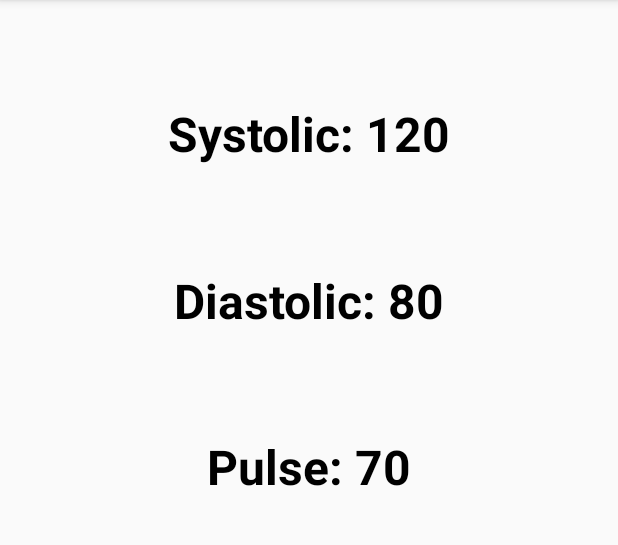
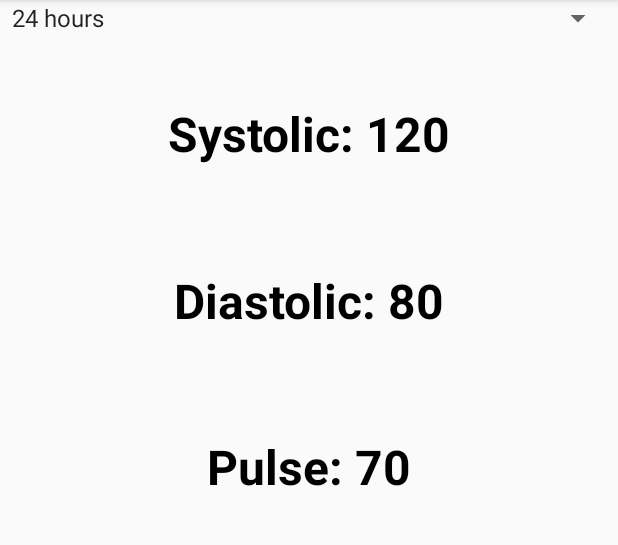
Before and after one commit to ianvol/bloodpressureble, an Android app: the fragment HomeFragment shown on its own in the app's theme, on a phone screen of 412 x 824 dp, the part 84-629 px from its top. Run offline under Robolectric (Android 15) with nearby library versions, the phone set to English and light mode, and no system bars; libraries missing offline, so code that uses them is left out: com.github.mikephil.charting; plain views replace LineChart; 3 statements that could not run were skipped.

Commit message:
Select valid readings in certain timeframes

```diff
--- a/app/src/main/java/com/example/bloodpressure/ui/home/HomeFragment.java
+++ b/app/src/main/java/com/example/bloodpressure/ui/home/HomeFragment.java
@@ -23,6 +23,9 @@ import android.util.Log;
 import android.view.LayoutInflater;
 import android.view.View;
 import android.view.ViewGroup;
+import android.widget.AdapterView;
+import android.widget.ArrayAdapter;
+import android.widget.Spinner;
 import android.widget.Toast;
 
 import androidx.annotation.NonNull;
@@ -48,6 +51,7 @@ import com.github.mikephil.charting.data.LineDataSet;
 
 import java.util.ArrayList;
 import java.util.List;
+import java.util.Objects;
 
 public class HomeFragment extends Fragment {
 
@@ -116,20 +120,24 @@ public class HomeFragment extends Fragment {
 
         bloodPressureDao = new BloodPressureDao(getActivity());
 
-        // Load previously saved readings from the database
-        new Thread(() -> {
-            List<BloodPressureReading> savedReadings = bloodPressureDao.getLast8Readings();
-            BloodPressureReading lastReading = bloodPressureDao.getLatestReading();
-            requireActivity().runOnUiThread(() -> {
-                readings.clear(); // Clear before loading - avoid duplication
-                readings.addAll(savedReadings);
-                adapter.notifyDataSetChanged();
-                updateChart();
-            });
-        }).start();
+        loadReadingsData("24 hours"); // Default upon loading
 
-        lineChart = root.findViewById(R.id.line_chart);
-        setupChart();
+        Spinner spinnerTimes = root.findViewById(R.id.spinner_times);
+        ArrayAdapter<CharSequence> spinnerAdapter = ArrayAdapter.createFromResource(requireActivity(), R.array.times, android.R.layout.simple_spinner_item);
+        spinnerAdapter.setDropDownViewResource(android.R.layout.simple_spinner_dropdown_item);
+        spinnerTimes.setAdapter(spinnerAdapter);
+
+        spinnerTimes.setOnItemSelectedListener(new AdapterView.OnItemSelectedListener() {
+            @Override
+            public void onItemSelected(AdapterView<?> parentView, View selectedItemView, int position, long id) {
+                String selectedTime = parentView.getItemAtPosition(position).toString();
+                loadReadingsData(selectedTime);
+            }
+            @Override
+            public void onNothingSelected(AdapterView<?> parentView) { }
+        });
+
+        //bloodPressureDao.logAllTimestamps(); // For debugging readings
 
         return root;
     }
@@ -236,8 +244,6 @@ public class HomeFragment extends Fragment {
 
                 new Thread(() -> bloodPressureDao.insertReading(systolic, diastolic, pulse, dateTime)).start();
 
-                updateChart();
-
                 Log.d(TAG, "Blood Pressure Readings - Systolic: " + systolic +
                         ", Diastolic: " + diastolic +
                         ", Pulse: " + pulse);
@@ -246,58 +252,29 @@ public class HomeFragment extends Fragment {
         }
     };
 
-    private void setupChart() {
-        lineChart.getDescription().setEnabled(false);
-        lineChart.setTouchEnabled(true);
-        lineChart.setDragEnabled(true);
-        lineChart.setScaleEnabled(true);
-        lineChart.setPinchZoom(true);
+    @SuppressLint("NotifyDataSetChanged")
+    private void loadReadingsData(String timeRange) {
+        new Thread(() -> {
+            List<BloodPressureReading> filteredReadings = new ArrayList<>();
 
-        XAxis xAxis = lineChart.getXAxis();
-        xAxis.setPosition(XAxis.XAxisPosition.BOTTOM);
-        xAxis.setAvoidFirstLastClipping(true);
-
-        YAxis leftAxis = lineChart.getAxisLeft();
-        leftAxis.setDrawGridLines(false);
-
-        YAxis rightAxis = lineChart.getAxisRight();
-        rightAxis.setEnabled(false);
-    }
-
-    private void updateChart() {
-        List<Entry> systolicEntries = new ArrayList<>();
-        List<Entry> diastolicEntries = new ArrayList<>();
-        List<Entry> pulseEntries = new ArrayList<>();
-
-        for (int i = 0; i < readings.size(); i++) {
-            BloodPressureReading reading = readings.get(i);
-            systolicEntries.add(new Entry(i, reading.getSystolic()));
-            diastolicEntries.add(new Entry(i, reading.getDiastolic()));
-            pulseEntries.add(new Entry(i, reading.getPulse()));
-        }
-
-        LineData lineData = getLineData(systolicEntries, diastolicEntries, pulseEntries);
-        lineChart.setData(lineData);
-        lineChart.invalidate();
-    }
-
-    private static @NonNull LineData getLineData(List<Entry> systolicEntries, List<Entry> diastolicEntries, List<Entry> pulseEntries) {
-        LineDataSet systolicDataSet = new LineDataSet(systolicEntries, "Systolic");
-        systolicDataSet.setColor(Color.RED);
-        systolicDataSet.setLineWidth(2f);
-        systolicDataSet.setCircleColor(Color.RED);
-
-        LineDataSet diastolicDataSet = new LineDataSet(diastolicEntries, "Diastolic");
-        diastolicDataSet.setColor(Color.BLUE);
-        diastolicDataSet.setLineWidth(2f);
-        diastolicDataSet.setCircleColor(Color.BLUE);
-
-        LineDataSet pulseDataSet = new LineDataSet(pulseEntries, "Pulse");
-        pulseDataSet.setColor(Color.GREEN);
-        pulseDataSet.setLineWidth(2f);
-        pulseDataSet.setCircleColor(Color.GREEN);
-
-        return new LineData(systolicDataSet, diastolicDataSet, pulseDataSet);
+            switch (timeRange) {
+                case "24 hours":
+                    filteredReadings = bloodPressureDao.getReadingsLast24Hours();
+                    break;
+                case "72 hours":
+                    filteredReadings = bloodPressureDao.getReadingsLast72Hours();
+                    break;
+                case "1 week":
+                    filteredReadings = bloodPressureDao.getReadingsLast7Days();
+                    break;
+            }
+            List<BloodPressureReading> finalFilteredReadings = filteredReadings;
+            requireActivity().runOnUiThread(() -> {
+                readings.clear();
+                readings.addAll(finalFilteredReadings);
+                adapter.notifyDataSetChanged();
+            });
+        }).start();
     }
 
     private final Runnable scanRunnable = new Runnable() {
--- a/app/src/main/res/layout/fragment_home.xml
+++ b/app/src/main/res/layout/fragment_home.xml
@@ -80,4 +80,12 @@
         app:layout_constraintStart_toStartOf="parent"
         app:layout_constraintEnd_toEndOf="parent" />
 
+    <Spinner
+        android:id="@+id/spinner_times"
+        android:layout_width="409dp"
+        android:layout_height="wrap_content"
+        android:dropDownWidth="match_parent"
+        tools:layout_editor_absoluteX="1dp"
+        tools:layout_editor_absoluteY="654dp" />
+
 </androidx.constraintlayout.widget.ConstraintLayout>
--- a/app/src/main/res/values/strings.xml
+++ b/app/src/main/res/values/strings.xml
@@ -3,4 +3,9 @@
     <string name="title_home">Home</string>
     <string name="title_dashboard">Dashboard</string>
     <string name="title_notifications">Notifications</string>
+    <string-array name="times">
+        <item>24 hours</item>
+        <item>72 hours</item>
+        <item>1 week</item>
+    </string-array>
 </resources>
```
Also changed, not shown: app/src/main/java/com/example/bloodpressure/db/BloodPressureDao.java (+65 -4 lines).
